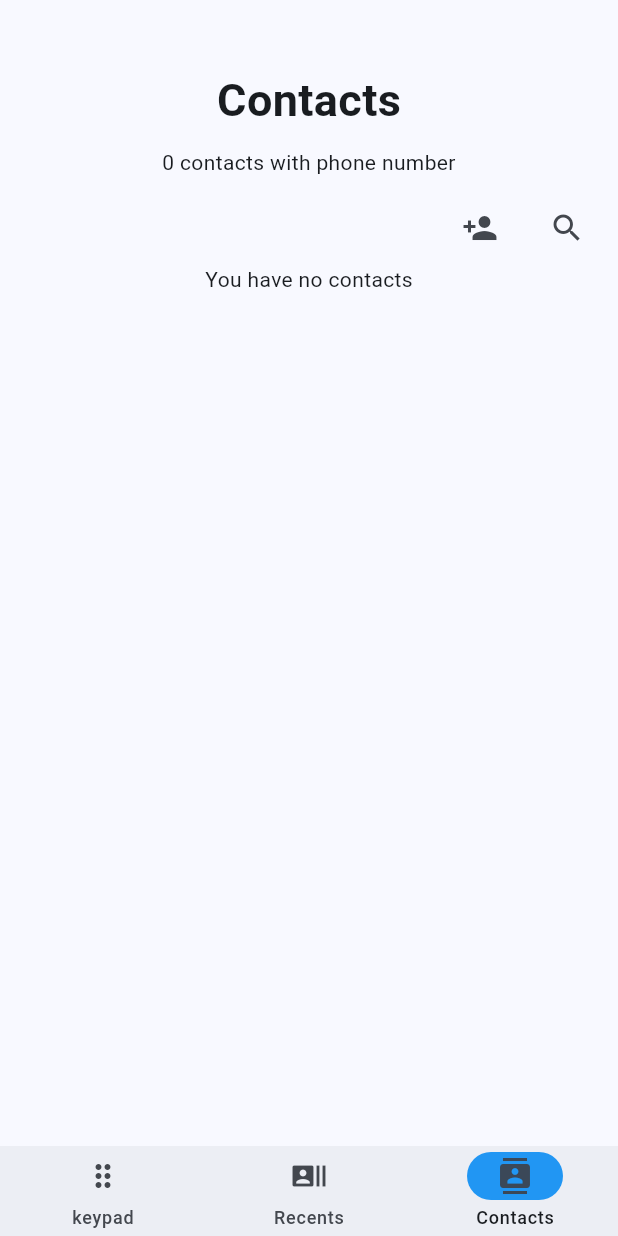
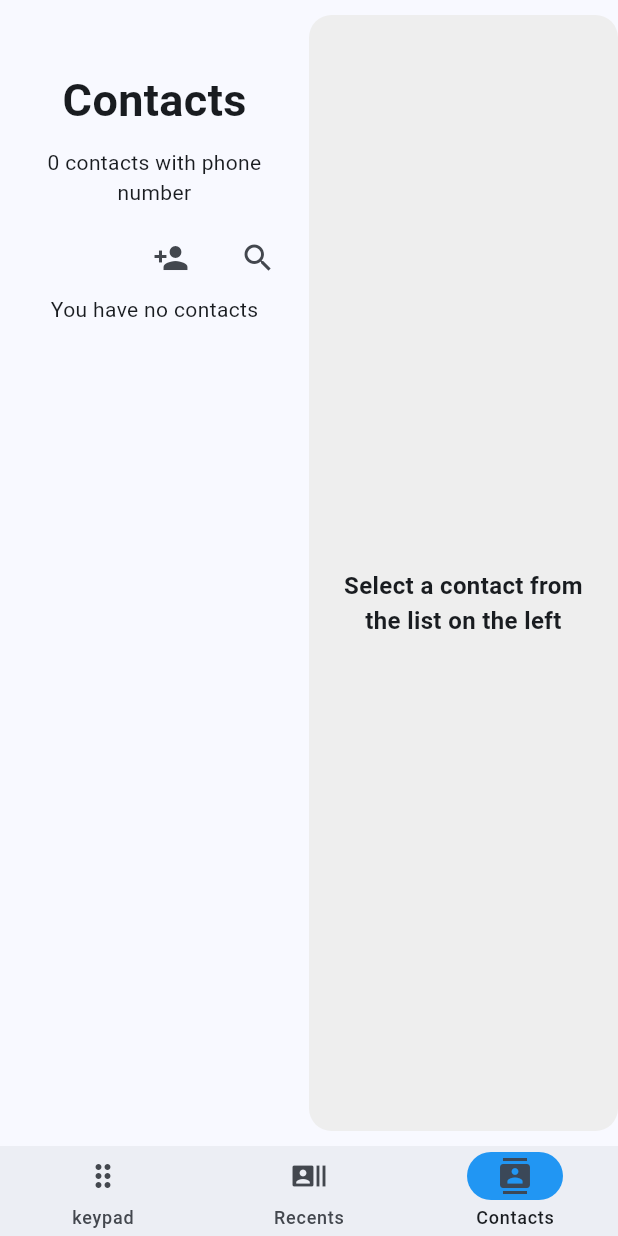
Before and after one commit to bolexyro/text-call, a Flutter app: the PhonePageScreen screen opened directly, item 3 of the bottom bar chosen, on a phone screen of 412 x 824 dp. Run offline on Flutter 3.47's test engine with Material 3 defaults, Android fonts, the light colour scheme and no system bars; our stand-ins replace animated_text_kit, awesome_notifications, cloud_firestore, confetti, firebase_auth, firebase_core and 9 more; accounts and stored records are empty.

Commit message:
Themed the app and added dark theme.

```diff
--- a/lib/main.dart
+++ b/lib/main.dart
@@ -161,6 +161,10 @@ class _TextCallState extends State<TextCall> {
       theme: ThemeData.from(
         colorScheme: ColorScheme.fromSeed(seedColor: Colors.blue),
       ),
+      darkTheme: ThemeData.from(
+        colorScheme: ColorScheme.fromSeed(
+            seedColor: Colors.blue, brightness: Brightness.dark),
+      ),
       navigatorKey: TextCall.navigatorKey,
       debugShowCheckedModeBanner: false,
       home: FutureBuilder(
--- a/lib/widgets/contacts_screen_widgets/contacts_list.dart
+++ b/lib/widgets/contacts_screen_widgets/contacts_list.dart
@@ -47,7 +47,9 @@ class _ContactsListState extends ConsumerState<ContactsList> {
   void _showDeleteDialog(BuildContext context, Contact contact) async {
     final bool? toDelete = await showAdaptiveDialog(
       context: context,
-      builder: (context) => const ConfirmDeleteDialog(),
+      builder: (context) => ConfirmDeleteDialog(
+        contactName: contact.name,
+      ),
     );
     if (toDelete != true) {
       return;
@@ -121,7 +123,7 @@ class _ContactsListState extends ConsumerState<ContactsList> {
               useStickyGroupSeparators: true,
               floatingHeader: true,
               stickyHeaderBackgroundColor:
-                  const Color.fromARGB(255, 240, 248, 255),
+                  Theme.of(context).colorScheme.secondary,
               elements: contactsList,
               groupBy: (contactN) => contactN.name[0],
               groupSeparatorBuilder: (String groupHeader) => Padding(
--- a/lib/widgets/keypad_screen_widgets/keypad.dart
+++ b/lib/widgets/keypad_screen_widgets/keypad.dart
@@ -76,7 +76,7 @@ class Keypad extends ConsumerWidget {
         Center(
           child: IconButton(
             onPressed: () async {
-              if (await checkIfNumberExists(typedInPhoneNumber, context)) {
+              if (await checkIfNumberExists(changeLocalToIntl(localPhoneNumber: typedInPhoneNumber), context)) {
                 final Contact callee =
                     await ref.read(contactsProvider.notifier).readAContact(
                               changeLocalToIntl(
--- a/lib/widgets/phone_page_widgets/contacts_or_recents_screen.dart
+++ b/lib/widgets/phone_page_widgets/contacts_or_recents_screen.dart
@@ -48,7 +48,9 @@ class _ContactsScreenState extends ConsumerState<ContactsRecentsScreen> {
           child: Scaffold(
             body: Container(
               decoration: BoxDecoration(
-                color: Colors.grey[200],
+                color: Theme.of(context).brightness == Brightness.dark
+                    ? null
+                    : Colors.grey[200],
                 borderRadius: BorderRadius.circular(15),
               ),
               child: Column(
@@ -91,9 +93,10 @@ class _ContactsScreenState extends ConsumerState<ContactsRecentsScreen> {
 
   @override
   Widget build(BuildContext context) {
-    double availableWidth = MediaQuery.sizeOf(context).width;
+    final double availableWidth = MediaQuery.sizeOf(context).width;
 
-    double tabletWidth = 520;
+    const double tabletWidth = 300;
+    final bool isDarkMode = Theme.of(context).brightness == Brightness.dark;
 
     if (widget.whichScreen == WhichScreen.contact) {
       if (availableWidth > tabletWidth) {
@@ -125,7 +128,14 @@ class _ContactsScreenState extends ConsumerState<ContactsRecentsScreen> {
                 margin: const EdgeInsets.symmetric(vertical: 10),
                 padding: const EdgeInsets.only(top: 40),
                 decoration: BoxDecoration(
-                  color: Colors.grey[200],
+                  color: isDarkMode
+                      ? Theme.of(context)
+                          .colorScheme
+                          .primaryContainer
+                          .withRed(11)
+                          .withGreen(18)
+                          .withBlue(25)
+                      : Colors.grey[200],
                   borderRadius: BorderRadius.circular(15),
                 ),
                 child: activeContent,
@@ -165,12 +175,20 @@ class _ContactsScreenState extends ConsumerState<ContactsRecentsScreen> {
               onRecentSelected: _setCurrentRecent,
             ),
           ),
+          // Color.fromARGB(255, 11, 18, 25)
           Expanded(
             child: Container(
               margin: const EdgeInsets.symmetric(vertical: 10),
               padding: const EdgeInsets.only(top: 40),
               decoration: BoxDecoration(
-                color: Colors.grey[200],
+                color: isDarkMode
+                    ? Theme.of(context)
+                        .colorScheme
+                        .primaryContainer
+                        .withRed(11)
+                        .withGreen(18)
+                        .withBlue(25)
+                    : Colors.grey[200],
                 borderRadius: BorderRadius.circular(15),
               ),
               child: activeContent,
--- a/lib/widgets/recents_screen_widgets/recents_list.dart
+++ b/lib/widgets/recents_screen_widgets/recents_list.dart
@@ -186,7 +186,7 @@ class _RecentsListState extends ConsumerState<RecentsList> {
               useStickyGroupSeparators: true,
               // floatingHeader: true,
               stickyHeaderBackgroundColor:
-                  const Color.fromARGB(255, 240, 248, 255),
+                  Theme.of(context).colorScheme.primaryContainer,
               elements: recentsList,
               groupBy: (recentN) => DateTime(recentN.callTime.year,
                   recentN.callTime.month, recentN.callTime.day),
```
Also changed, not shown: lib/screens/auth_screen.dart (+16 -6 lines), lib/utils/utils.dart (+30 -7 lines), lib/widgets/confirm_delete_dialog.dart (+29 -9 lines), lib/widgets/contacts_screen_widgets/add_contact.dart (+2 -28 lines), lib/widgets/contacts_screen_widgets/contact_card_w_profile_pic_stack.dart (+8 -2 lines), lib/widgets/keypad_screen_widgets/keypad_button.dart (+6 -5 lines), lib/widgets/message_writer.dart (+18 -10 lines), lib/widgets/otp_modal_bottom_sheet.dart (+7 -10 lines).
